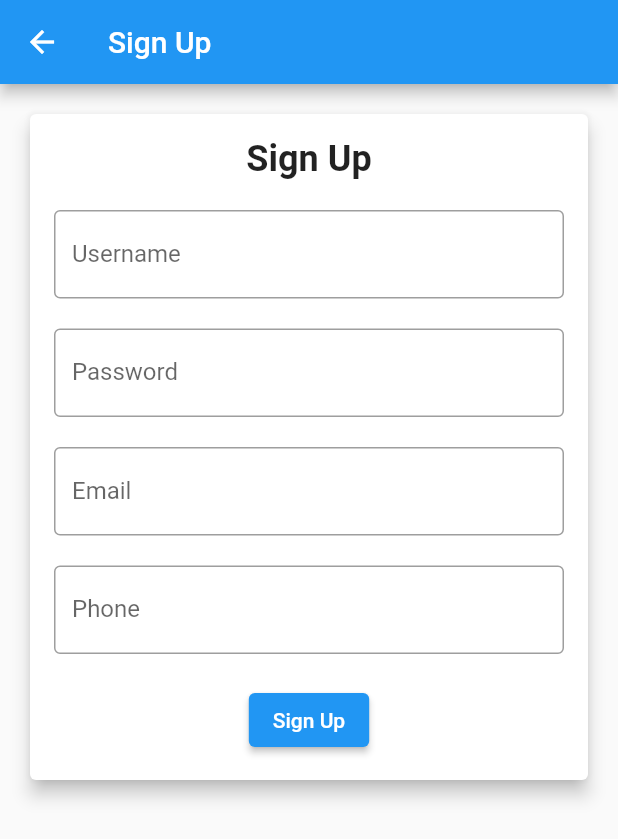
After one commit to SnoopyCodeX/PCUP-QUERY-APP, a Flutter app: the SignUpScreen screen opened directly, after a tap on "Sign Up", on a phone screen of 412 x 824 dp. The commit adds this screen. Shown: the top 839 px of the screen. Run offline on Flutter 3.47's test engine with Material 2 defaults, Android fonts, the phone set to English and light mode, and no system bars; network calls fail.

Commit message:
login and sign up done

```diff
--- a/lib/online/accreditation.dart
+++ b/lib/online/accreditation.dart
@@ -263,7 +263,7 @@ class _AccreditationScreenState extends State<AccreditationScreen> {
   @override
   Widget build(BuildContext context) {
     final userData = widget.userData;
-    final userImage = AssetImage('assets/images/download.png');
+    final userImage = AssetImage('assets/images/avatar.png');
     return Scaffold(
       appBar: AppBar(
         title: Text('Accreditation'),
@@ -296,7 +296,6 @@ class _AccreditationScreenState extends State<AccreditationScreen> {
                       child: Column(
                         children: [
                           CircleAvatar(
-                            backgroundColor: Colors.blueAccent[100],
                             radius: 30,
                             backgroundImage: userImage,
                           ),
--- a/lib/online/household.dart
+++ b/lib/online/household.dart
@@ -96,7 +96,7 @@ class _houseHoldScreenState extends State<houseHoldScreen> {
   @override
   Widget build(BuildContext context) {
     final userData = widget.userData;
-    final userImage = AssetImage('assets/images/download.png');
+    final userImage = AssetImage('assets/images/avatar.png');
     return Scaffold(
       appBar: AppBar(
         title: Text('Household'),
@@ -129,7 +129,6 @@ class _houseHoldScreenState extends State<houseHoldScreen> {
                       child: Column(
                         children: [
                           CircleAvatar(
-                            backgroundColor: Colors.blueAccent[100],
                             radius: 30,
                             backgroundImage: userImage,
                           ),
--- a/lib/online/leaders_members.dart
+++ b/lib/online/leaders_members.dart
@@ -96,7 +96,7 @@ class _LeadersScreenState extends State<LeadersScreen> {
   @override
   Widget build(BuildContext context) {
     final userData = widget.userData;
-    final userImage = AssetImage('assets/images/download.png');
+    final userImage = AssetImage('assets/images/avatar.png');
     return Scaffold(
       appBar: AppBar(
         title: Text('Leaders and Members'),
@@ -129,7 +129,6 @@ class _LeadersScreenState extends State<LeadersScreen> {
                       child: Column(
                         children: [
                           CircleAvatar(
-                            backgroundColor: Colors.blueAccent[100],
                             radius: 30,
                             backgroundImage: userImage,
                           ),
--- a/lib/online/main.dart
+++ b/lib/online/main.dart
@@ -118,7 +118,7 @@ class _MyHomePageState extends State<MyHomePageOnline> {
   @override
   Widget build(BuildContext context) {
     final userData = widget.userData;
-    final userImage = AssetImage('assets/images/download.png');
+    final userImage = AssetImage('assets/images/avatar.png');
 
     return Scaffold(
       appBar: AppBar(
@@ -152,7 +152,6 @@ class _MyHomePageState extends State<MyHomePageOnline> {
                       child: Column(
                         children: [
                           CircleAvatar(
-                            backgroundColor: Colors.blueAccent[100],
                             radius: 30,
                             backgroundImage: userImage,
                           ),
--- a/lib/online/report.dart
+++ b/lib/online/report.dart
@@ -96,7 +96,7 @@ class _ReportScreenState extends State<ReportScreen> {
   @override
   Widget build(BuildContext context) {
     final userData = widget.userData;
-    final userImage = AssetImage('assets/images/download.png');
+    final userImage = AssetImage('assets/images/avatar.png');
     return Scaffold(
       appBar: AppBar(
         title: Text('Reports'),
@@ -129,7 +129,7 @@ class _ReportScreenState extends State<ReportScreen> {
                       child: Column(
                         children: [
                           CircleAvatar(
-                            backgroundColor: Colors.blueAccent[100],
+
                             radius: 30,
                             backgroundImage: userImage,
                           ),
--- a/lib/online/settings.dart
+++ b/lib/online/settings.dart
@@ -98,7 +98,7 @@ class _SettingsScreenState extends State<SettingsScreen> {
   @override
   Widget build(BuildContext context) {
     final userData = widget.userData;
-    final userImage = AssetImage('assets/images/download.png');
+    final userImage = AssetImage('assets/images/avatar.png');
     return Scaffold(
       appBar: AppBar(
         title: Text('Settings'),
@@ -131,7 +131,6 @@ class _SettingsScreenState extends State<SettingsScreen> {
                       child: Column(
                         children: [
                           CircleAvatar(
-                            backgroundColor: Colors.blueAccent[100],
                             radius: 30,
                             backgroundImage: userImage,
                           ),
--- /dev/null
+++ b/lib/online/signup.dart
@@ -0,0 +1,151 @@
+import 'package:flutter/material.dart';
+import 'package:http/http.dart' as http;
+import 'dart:convert';
+import 'package:query_app/online/login.dart';
+
+class SignUpScreen extends StatefulWidget {
+  @override
+  _SignUpScreenState createState() => _SignUpScreenState();
+}
+
+class _SignUpScreenState extends State<SignUpScreen> {
+  final TextEditingController usernameController = TextEditingController();
+  final TextEditingController passwordController = TextEditingController();
+  final TextEditingController emailController = TextEditingController();
+  final TextEditingController phoneController = TextEditingController();
+
+  Map<String, dynamic> userData = {}; // Define a Map to store user data
+
+  @override
+  Widget build(BuildContext context) {
+    return Scaffold(
+      appBar: AppBar(
+        title: Text('Sign Up'),
+      ),
+      body: SingleChildScrollView(
+        // Wrap the content with SingleChildScrollView
+        child: Center(
+          child: Padding(
+            padding: const EdgeInsets.all(16.0),
+            child: Card(
+              elevation: 5,
+              child: Padding(
+                padding: const EdgeInsets.all(16.0),
+                child: Column(
+                  mainAxisSize: MainAxisSize.min,
+                  children: <Widget>[
+                    Text(
+                      'Sign Up',
+                      style: TextStyle(
+                        fontSize: 24,
+                        fontWeight: FontWeight.bold,
+                      ),
+                    ),
+                    SizedBox(height: 20),
+                    TextFormField(
+                      controller: usernameController,
+                      decoration: InputDecoration(
+                        labelText: 'Username',
+                        border: OutlineInputBorder(),
+                      ),
+                    ),
+                    SizedBox(height: 20),
+                    TextFormField(
+                      controller: passwordController,
+                      decoration: InputDecoration(
+                        labelText: 'Password',
+                        border: OutlineInputBorder(),
+                      ),
+                      obscureText: true,
+                    ),
+                    SizedBox(height: 20),
+                    TextFormField(
+                      controller: emailController,
+                      decoration: InputDecoration(
+                        labelText: 'Email',
+                        border: OutlineInputBorder(),
+                      ),
+                    ),
+                    SizedBox(height: 20),
+                    TextFormField(
+                      controller: phoneController,
+                      decoration: InputDecoration(
+                        labelText: 'Phone',
+                        border: OutlineInputBorder(),
+                      ),
+                    ),
+                    SizedBox(height: 20),
+                    ElevatedButton(
+                      onPressed: () async {
+                        String username = usernameController.text;
+                        String password = passwordController.text;
+                        String email = emailController.text;
+                        String phone = phoneController.text;
+
+                        final response = await http.post(
+                          Uri.parse(
+                              'http://192.168.254.159:8080/pcup-api/signup.php'),
+                          body: {
+                            'user_name': username,
+                            'user_password': password,
+                            'user_email': email,
+                            'user_phone': phone,
+                          },
+                        );
+                        print("Response Body: ${response.body}");
+
+                        if (response.statusCode == 200) {
+                          String responseBody =
+                              response.body; // Extract the response body
+
+                          if (responseBody
+                              .contains('User registered successfully')) {
+                            ScaffoldMessenger.of(context).showSnackBar(
+                              SnackBar(
+                                content: Text('User registered successfully'),
+                                duration: Duration(seconds: 3),
+                              ),
+                            );
+
+                            // Delay the navigation to the login screen for 5 seconds
+                            Future.delayed(Duration(seconds: 3), () {
+                              Navigator.pushReplacement(
+                                context,
+                                MaterialPageRoute(
+                                  builder: (context) =>
+                                      LoginScreen(userData: userData),
+                                ),
+                              );
+                            });
+                            return; // Exit the function and the current page
+                          } else if (responseBody
+                              .contains('Email or username already exists')) {
+                            ScaffoldMessenger.of(context).showSnackBar(
+                              SnackBar(
+                                content:
+                                    Text('Email or username already exists'),
+                                duration: Duration(seconds: 2),
+                              ),
+                            );
+                          } else {
+                            ScaffoldMessenger.of(context).showSnackBar(
+                              SnackBar(
+                                content: Text('Invalid request method'),
+                                duration: Duration(seconds: 2),
+                              ),
+                            );
+                          }
+                        }
+                      },
+                      child: Text('Sign Up'),
+                    ),
+                  ],
+                ),
+              ),
+            ),
+          ),
+        ),
+      ),
+    );
+  }
+}
```
Also changed, not shown: lib/online/login.dart (+27 -5 lines), assets/images/avatar.png (added), 1 other file.
